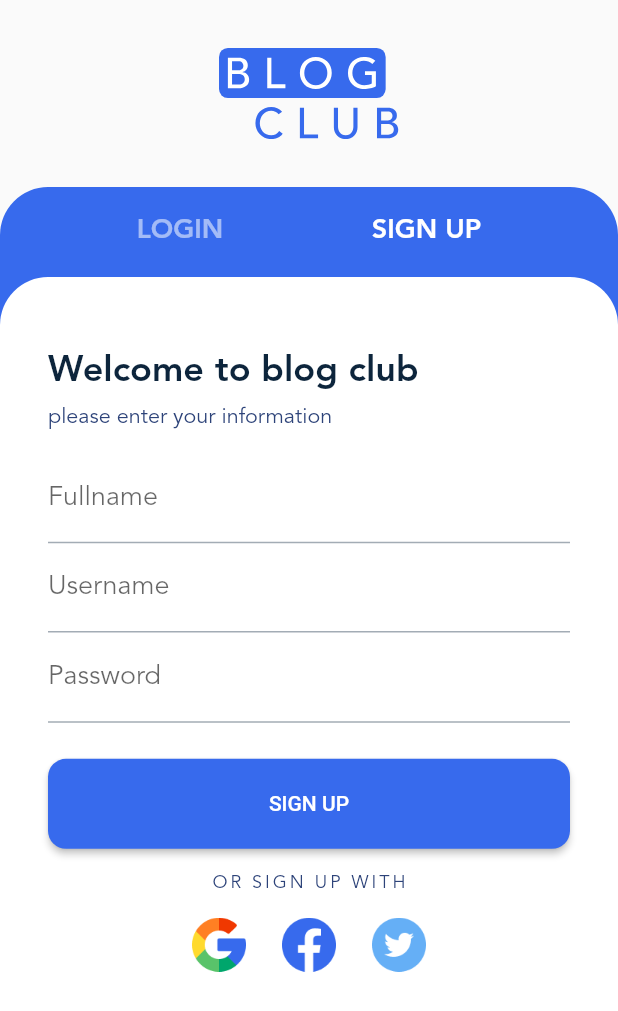
After one commit to shahirokh/nikeproject, a Flutter app: the AuthScreen screen opened directly, after a tap on "SIGN UP", on a phone screen of 412 x 824 dp. The commit adds this screen. Shown: the top 1011 px of the screen. Run offline on Flutter 3.47's test engine with Material 2 defaults, Android fonts, the phone set to English and light mode, and no system bars; our stand-ins replace dotted_border, flutter_svg, smooth_page_indicator.

Commit message:
auth screen implemented

```diff
--- /dev/null
+++ b/lib/auth.dart
@@ -0,0 +1,311 @@
+import 'package:blogclub/gen/assets.gen.dart';
+import 'package:blogclub/gen/fonts.gen.dart';
+import 'package:flutter/cupertino.dart';
+import 'package:flutter/material.dart';
+
+class AuthScreen extends StatefulWidget {
+  const AuthScreen({Key? key}) : super(key: key);
+
+  @override
+  State<AuthScreen> createState() => _AuthScreenState();
+}
+
+class _AuthScreenState extends State<AuthScreen> {
+  static const int loginTab = 0;
+  static const int signUpTab = 1;
+  int selectedTabIndex = loginTab;
+  @override
+  Widget build(BuildContext context) {
+    final ThemeData themeData = Theme.of(context);
+    final tabTextStyle = TextStyle(
+        color: themeData.colorScheme.onPrimary,
+        fontSize: 18,
+        fontWeight: FontWeight.bold);
+    return Scaffold(
+      body: SafeArea(
+        child: Column(
+          children: [
+            Padding(
+              padding: const EdgeInsets.only(bottom: 32, top: 32),
+              child: Assets.img.icons.logo.svg(width: 120),
+            ),
+            Expanded(
+              child: Container(
+                decoration: BoxDecoration(
+                  borderRadius: const BorderRadius.only(
+                    topLeft: Radius.circular(32),
+                    topRight: Radius.circular(32),
+                  ),
+                  color: themeData.colorScheme.primary,
+                ),
+                child: Column(
+                  children: [
+                    SizedBox(
+                      height: 60,
+                      child: Row(
+                        mainAxisAlignment: MainAxisAlignment.spaceEvenly,
+                        children: [
+                          TextButton(
+                            onPressed: () {
+                              setState(() {
+                                selectedTabIndex = loginTab;
+                              });
+                            },
+                            child: Text(
+                              'Login'.toUpperCase(),
+                              style: tabTextStyle.apply(
+                                  color: selectedTabIndex == loginTab
+                                      ? Colors.white
+                                      : Colors.white54),
+                            ),
+                          ),
+                          TextButton(
+                            onPressed: () {
+                              setState(() {
+                                selectedTabIndex = signUpTab;
+                              });
+                            },
+                            child: Text(
+                              'Sign Up'.toUpperCase(),
+                              style: tabTextStyle.apply(
+                                  color: selectedTabIndex == signUpTab
+                                      ? Colors.white
+                                      : Colors.white54),
+                            ),
+                          )
+                        ],
+                      ),
+                    ),
+                    Expanded(
+                        child: Container(
+                      decoration: BoxDecoration(
+                        borderRadius: const BorderRadius.only(
+                          topLeft: Radius.circular(32),
+                          topRight: Radius.circular(32),
+                        ),
+                        color: themeData.colorScheme.surface,
+                      ),
+                      child: SingleChildScrollView(
+                        child: Padding(
+                            padding: const EdgeInsets.fromLTRB(32, 48, 32, 32),
+                            child: selectedTabIndex == loginTab
+                                ? _Login(themeData: themeData)
+                                : _SignUp(themeData: themeData)),
+                      ),
+                    ))
+                  ],
+                ),
+              ),
+            )
+          ],
+        ),
+      ),
+    );
+  }
+}
+
+class _Login extends StatelessWidget {
+  const _Login({
+    Key? key,
+    required this.themeData,
+  }) : super(key: key);
+
+  final ThemeData themeData;
+
+  @override
+  Widget build(BuildContext context) {
+    return Column(
+      crossAxisAlignment: CrossAxisAlignment.start,
+      children: [
+        Text(
+          'Welcome back',
+          style: themeData.textTheme.headline4,
+        ),
+        const SizedBox(
+          height: 8,
+        ),
+        Text(
+          'Sign in with your account',
+          style: themeData.textTheme.subtitle1!.apply(fontSizeFactor: 0.8),
+        ),
+        const SizedBox(
+          height: 16,
+        ),
+        const TextField(
+          decoration: InputDecoration(label: Text('Username')),
+        ),
+        const PasswordTextField(),
+        const SizedBox(
+          height: 24,
+        ),
+        ElevatedButton(
+          onPressed: () {},
+          style: ButtonStyle(
+              minimumSize: MaterialStateProperty.all(
+                Size(MediaQuery.of(context).size.width, 60),
+              ),
+              shape: MaterialStateProperty.all(RoundedRectangleBorder(
+                  borderRadius: BorderRadius.circular(12)))),
+          child: Text(
+            'Login'.toUpperCase(),
+          ),
+        ),
+        Row(
+          mainAxisAlignment: MainAxisAlignment.center,
+          children: [
+            const Text('Forgot your password?'),
+            const SizedBox(
+              width: 8,
+            ),
+            TextButton(
+              onPressed: () {},
+              child: const Text('Reset here'),
+            ),
+          ],
+        ),
+        const SizedBox(
+          height: 16,
+        ),
+        const Center(
+          child: Text(
+            'OR SIGN IN WITH',
+            style: TextStyle(letterSpacing: 2),
+          ),
+        ),
+        const SizedBox(
+          height: 16,
+        ),
+        Row(
+          mainAxisAlignment: MainAxisAlignment.center,
+          children: [
+            Assets.img.icons.google.image(width: 36, height: 36),
+            const SizedBox(
+              width: 24,
+            ),
+            Assets.img.icons.facebook.image(width: 36, height: 36),
+            const SizedBox(
+              width: 24,
+            ),
+            Assets.img.icons.twitter.image(width: 36, height: 36),
+          ],
+        )
+      ],
+    );
+  }
+}
+
+class _SignUp extends StatelessWidget {
+  const _SignUp({
+    Key? key,
+    required this.themeData,
+  }) : super(key: key);
+
+  final ThemeData themeData;
+
+  @override
+  Widget build(BuildContext context) {
+    return Column(
+      crossAxisAlignment: CrossAxisAlignment.start,
+      children: [
+        Text(
+          'Welcome to blog club',
+          style: themeData.textTheme.headline4,
+        ),
+        const SizedBox(
+          height: 8,
+        ),
+        Text(
+          'please enter your information',
+          style: themeData.textTheme.subtitle1!.apply(fontSizeFactor: 0.8),
+        ),
+        const SizedBox(
+          height: 16,
+        ),
+        const TextField(
+          decoration: InputDecoration(label: Text('Fullname')),
+        ),
+        const TextField(
+          decoration: InputDecoration(label: Text('Username')),
+        ),
+        const PasswordTextField(),
+        const SizedBox(
+          height: 24,
+        ),
+        ElevatedButton(
+          onPressed: () {},
+          style: ButtonStyle(
+              minimumSize: MaterialStateProperty.all(
+                Size(MediaQuery.of(context).size.width, 60),
+              ),
+              shape: MaterialStateProperty.all(RoundedRectangleBorder(
+                  borderRadius: BorderRadius.circular(12)))),
+          child: Text(
+            'Sign up'.toUpperCase(),
+          ),
+        ),
+        const SizedBox(
+          height: 16,
+        ),
+        const Center(
+          child: Text(
+            'OR SIGN UP WITH',
+            style: TextStyle(letterSpacing: 2),
+          ),
+        ),
+        const SizedBox(
+          height: 16,
+        ),
+        Row(
+          mainAxisAlignment: MainAxisAlignment.center,
+          children: [
+            Assets.img.icons.google.image(width: 36, height: 36),
+            const SizedBox(
+              width: 24,
+            ),
+            Assets.img.icons.facebook.image(width: 36, height: 36),
+            const SizedBox(
+              width: 24,
+            ),
+            Assets.img.icons.twitter.image(width: 36, height: 36),
+          ],
+        )
+      ],
+    );
+  }
+}
+
+class PasswordTextField extends StatefulWidget {
+  const PasswordTextField({
+    Key? key,
+  }) : super(key: key);
+
+  @override
+  State<PasswordTextField> createState() => _PasswordTextFieldState();
+}
+
+class _PasswordTextFieldState extends State<PasswordTextField> {
+  bool obscureText = true;
+  @override
+  Widget build(BuildContext context) {
+    return TextField(
+      obscureText: obscureText,
+      enableSuggestions: false,
+      autocorrect: false,
+      decoration: InputDecoration(
+        label: const Text('Password'),
+        suffix: InkWell(
+          onTap: () {
+            setState(() {
+              obscureText = !obscureText;
+            });
+          },
+          child: Text(
+            obscureText ? 'Show' : 'Hide',
+            style: TextStyle(
+                fontSize: 14, color: Theme.of(context).colorScheme.primary),
+          ),
+        ),
+      ),
+    );
+  }
+}
--- a/lib/gen/assets.gen.dart
+++ b/lib/gen/assets.gen.dart
@@ -37,6 +37,14 @@ class $AssetsImgIconsGen {
   AssetGenImage get articles =>
       const AssetGenImage('assets/img/icons/Articles.png');
 
+  /// File path: assets/img/icons/Facebook.png
+  AssetGenImage get facebook =>
+      const AssetGenImage('assets/img/icons/Facebook.png');
+
+  /// File path: assets/img/icons/Google.png
+  AssetGenImage get google =>
+      const AssetGenImage('assets/img/icons/Google.png');
+
   /// File path: assets/img/icons/Home.png
   AssetGenImage get home => const AssetGenImage('assets/img/icons/Home.png');
 
@@ -49,6 +57,10 @@ class $AssetsImgIconsGen {
   /// File path: assets/img/icons/Search.png
   AssetGenImage get search =>
       const AssetGenImage('assets/img/icons/Search.png');
+
+  /// File path: assets/img/icons/Twitter.png
+  AssetGenImage get twitter =>
+      const AssetGenImage('assets/img/icons/Twitter.png');
 
   /// File path: assets/img/icons/category_1.png
   AssetGenImage get category1 =>
--- a/lib/onboarding.dart
+++ b/lib/onboarding.dart
@@ -1,3 +1,4 @@
+import 'package:blogclub/auth.dart';
 import 'package:blogclub/data.dart';
 import 'package:blogclub/gen/assets.gen.dart';
 import 'package:blogclub/home.dart';
@@ -110,7 +111,7 @@ class _OnBoardingScreenState extends State<OnBoardingScreen> {
                               Navigator.of(context).pushReplacement(
                                   MaterialPageRoute(
                                       builder: (context) =>
-                                          const HomeScreen()));
+                                          const AuthScreen()));
                             } else {
                               _pageController.animateToPage(page + 1,
                                   duration: const Duration(milliseconds: 500),
```
Also changed, not shown: assets/img/icons/Facebook.png (added), assets/img/icons/Google.png (added), assets/img/icons/Twitter.png (added).
